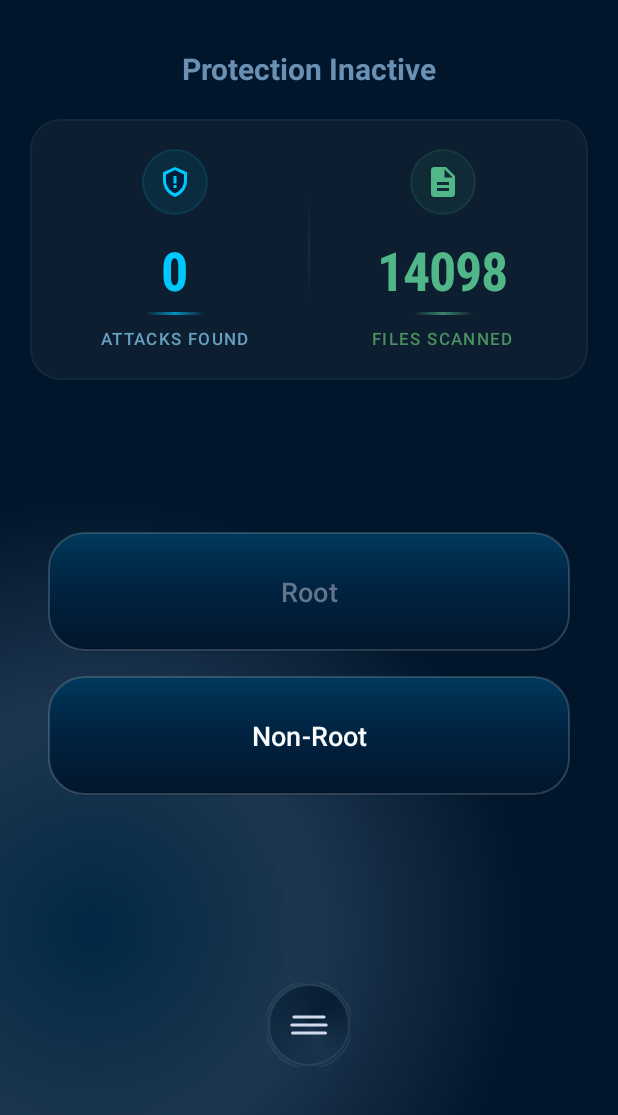
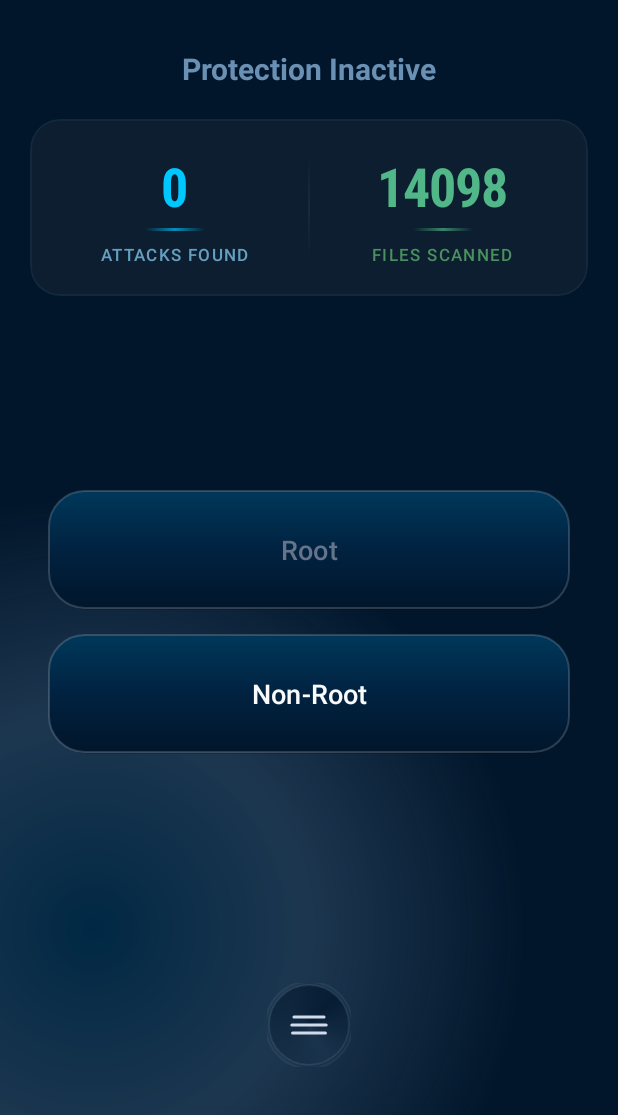
Before and after one commit to gk-936/SHIELD-1, an Android app: the MainActivity screen opened directly, with no data from a screen before it, on a phone screen of 412 x 824 dp, the part 121-1236 px from its top. Run offline under Robolectric (Android 15) with nearby library versions, the light colour scheme and no system bars; pictures from the network do not load; 3 statements that could not run were skipped.

Commit message:
style: remove icons from 2-column stats card on home screen

```diff
--- a/app/src/main/res/layout/activity_main.xml
+++ b/app/src/main/res/layout/activity_main.xml
@@ -118,21 +118,6 @@
                     android:gravity="center"
                     android:paddingHorizontal="12dp">
 
-                    <!-- Icon badge -->
-                    <FrameLayout
-                        android:layout_width="44dp"
-                        android:layout_height="44dp"
-                        android:layout_gravity="center"
-                        android:background="@drawable/bg_stat_icon_cyan"
-                        android:layout_marginBottom="12dp">
-                        <ImageView
-                            android:layout_width="24dp"
-                            android:layout_height="24dp"
-                            android:layout_gravity="center"
-                            android:src="@drawable/ic_stat_attacks"
-                            android:contentDescription="Attacks found icon" />
-                    </FrameLayout>
-
                     <!-- Big number -->
                     <TextView
                         android:id="@+id/tvSafeFiles"
@@ -184,21 +169,6 @@
                     android:orientation="vertical"
                     android:gravity="center"
                     android:paddingHorizontal="12dp">
-
-                    <!-- Icon badge -->
-                    <FrameLayout
-                        android:layout_width="44dp"
-                        android:layout_height="44dp"
-                        android:layout_gravity="center"
-                        android:background="@drawable/bg_stat_icon_green"
-                        android:layout_marginBottom="12dp">
-                        <ImageView
-                            android:layout_width="24dp"
-                            android:layout_height="24dp"
-                            android:layout_gravity="center"
-                            android:src="@drawable/ic_stat_files"
-                            android:contentDescription="Files scanned icon" />
-                    </FrameLayout>
 
                     <!-- Big number -->
                     <TextView
```
